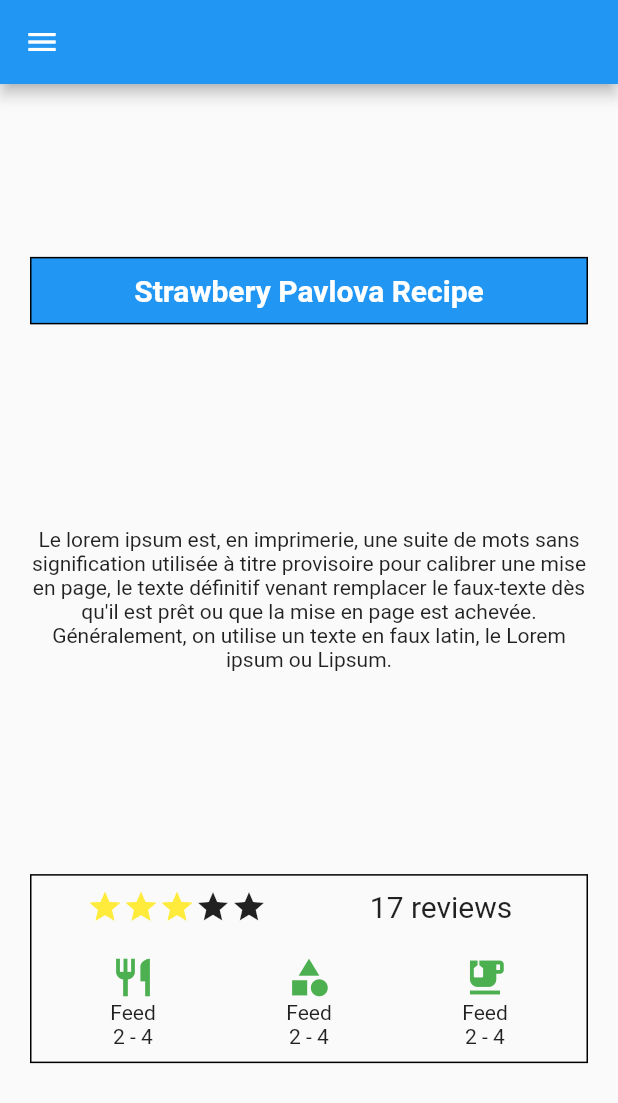
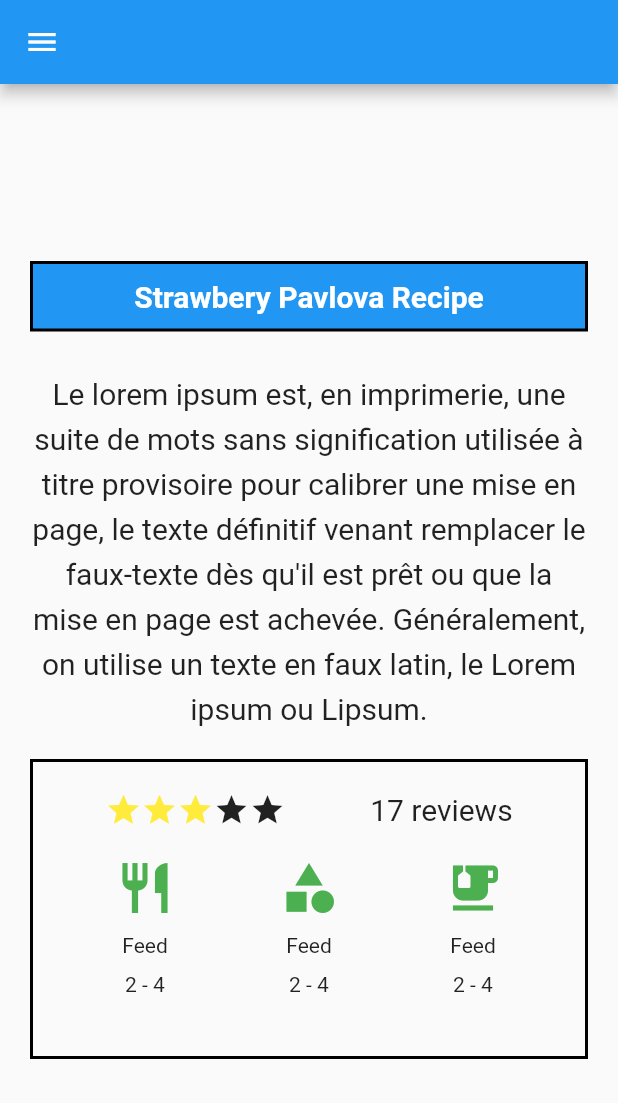
Before and after one commit to OuchattiKhadija/First_App_Flutter, a Flutter app: the screen it shows after launch, on a phone screen of 412 x 824 dp. Shown: the top 1103 px of the screen. Run offline on Flutter 3.47's test engine with Material 2 defaults, Android fonts, the phone set to English and light mode, and no system bars.

Commit message:
ExamlpeOne correction

```diff
--- a/lib/main.dart
+++ b/lib/main.dart
@@ -10,7 +10,130 @@ class MyApp extends StatelessWidget {
   @override
   Widget build(BuildContext context) {
     return MaterialApp(
-      home: ExampleOne(),
+      home: ExampleOneCorig(),
+    );
+  }
+}
+
+class ExampleOneCorig extends StatelessWidget {
+  @override
+  Widget build(BuildContext context) {
+    return Scaffold(
+      appBar: AppBar(),
+      drawer: Drawer(),
+      body: Container(
+          padding: EdgeInsets.symmetric(horizontal: 20),
+          width: double.infinity,
+          child: Column(
+            mainAxisAlignment: MainAxisAlignment.center,
+            children: [
+              Container(
+                  alignment: Alignment.center,
+                  width: double.infinity,
+                  padding: EdgeInsets.all(10),
+                  decoration: BoxDecoration(
+                      color: Colors.blue,
+                      border: Border.all(color: Colors.black, width: 2)),
+                  child: Text("Strawbery Pavlova Recipe",
+                      style: TextStyle(
+                          fontSize: 20,
+                          fontWeight: FontWeight.bold,
+                          color: Colors.white))),
+              Container(
+                margin: EdgeInsets.only(top: 25, bottom: 20),
+                alignment: Alignment.center,
+                width: double.infinity,
+                child: Text(
+                    "Le lorem ipsum est, en imprimerie, une suite de mots sans signification utilisée à titre provisoire pour calibrer une mise en page, le texte définitif venant remplacer le faux-texte dès qu'il est prêt ou que la mise en page est achevée. Généralement, on utilise un texte en faux latin, le Lorem ipsum ou Lipsum.",
+                    textAlign: TextAlign.center,
+                    style: TextStyle(fontSize: 20, height: 1.5)),
+              ),
+              Container(
+                padding: EdgeInsets.all(20),
+                decoration: BoxDecoration(
+                    border: Border.all(color: Colors.black, width: 2)),
+                child: Column(
+                  children: [
+                    Row(
+                      mainAxisAlignment: MainAxisAlignment.spaceAround,
+                      children: [
+                        Row(
+                          children: [
+                            Icon(
+                              Icons.grade,
+                              color: Colors.yellow,
+                            ),
+                            Icon(
+                              Icons.grade,
+                              color: Colors.yellow,
+                            ),
+                            Icon(
+                              Icons.grade,
+                              color: Colors.yellow,
+                            ),
+                            Icon(Icons.grade),
+                            Icon(Icons.grade),
+                          ],
+                        ),
+                        Text(
+                          "17 reviews",
+                          style: TextStyle(fontSize: 20),
+                          textAlign: TextAlign.center,
+                        )
+                      ],
+                    ),
+                    Container(
+                      margin: EdgeInsets.symmetric(vertical: 20),
+                      child: Row(
+                        mainAxisAlignment: MainAxisAlignment.spaceAround,
+                        children: [
+                          Column(
+                            children: [
+                              Icon(
+                                Icons.restaurant,
+                                color: Colors.green,
+                                size: 40,
+                              ),
+                              Padding(
+                                padding: EdgeInsets.all(10),
+                                child:Text("Feed")),
+                                Text("2 - 4"),
+                            ],
+                          ),
+                          Column(
+                            children: [
+                              Icon(
+                                Icons.category,
+                                color: Colors.green,
+                                size: 40,
+                              ),
+                              Padding(
+                                padding: EdgeInsets.all(10),
+                                child:Text("Feed")),
+                                Text("2 - 4"),
+                            ],
+                          ),
+                          Column(
+                            children: [
+                              Icon(
+                                Icons.emoji_food_beverage,
+                                color: Colors.green,
+                                size: 40,
+                              ),
+                              Padding(
+                                padding: EdgeInsets.all(10),
+                                child:Text("Feed")),
+                                Text("2 - 4"),
+                            ],
+                          )
+                        ],
+                      ),
+                    )
+                  ],
+                ),
+              )
+            ],
+          )),
     );
   }
 }
```
